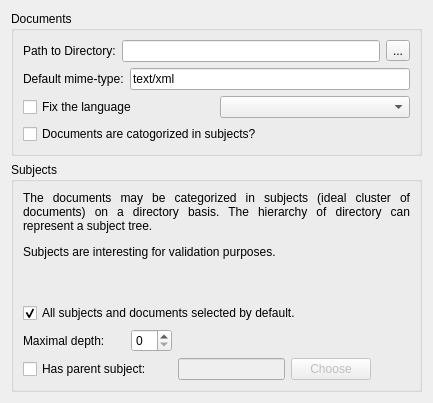
pfrancq/galilei, file qgalilei/qfilldatabase.ui: the form before one commit.
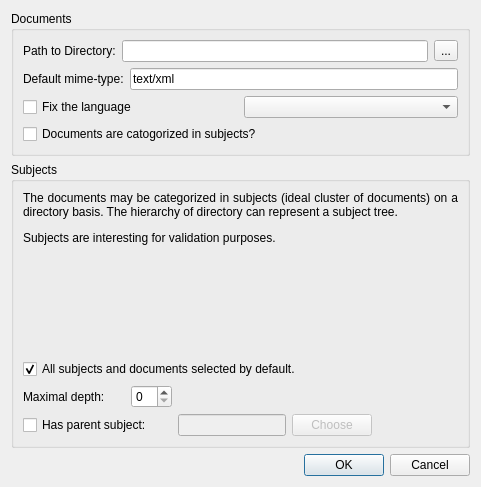
The form after the commit.

```diff
--- a/qgalilei/qfilldatabase.ui
+++ b/qgalilei/qfilldatabase.ui
@@ -6,8 +6,8 @@
    <rect>
     <x>0</x>
     <y>0</y>
-    <width>433</width>
-    <height>403</height>
+    <width>481</width>
+    <height>487</height>
    </rect>
   </property>
   <property name="minimumSize">
@@ -273,6 +273,13 @@
      </layout>
     </widget>
    </item>
+   <item>
+    <widget class="QDialogButtonBox" name="buttonBox">
+     <property name="standardButtons">
+      <set>QDialogButtonBox::Cancel|QDialogButtonBox::Ok</set>
+     </property>
+    </widget>
+   </item>
   </layout>
  </widget>
  <resources/>
```
Left out of the diff: 2 changed lines with no effect on the pictures.
